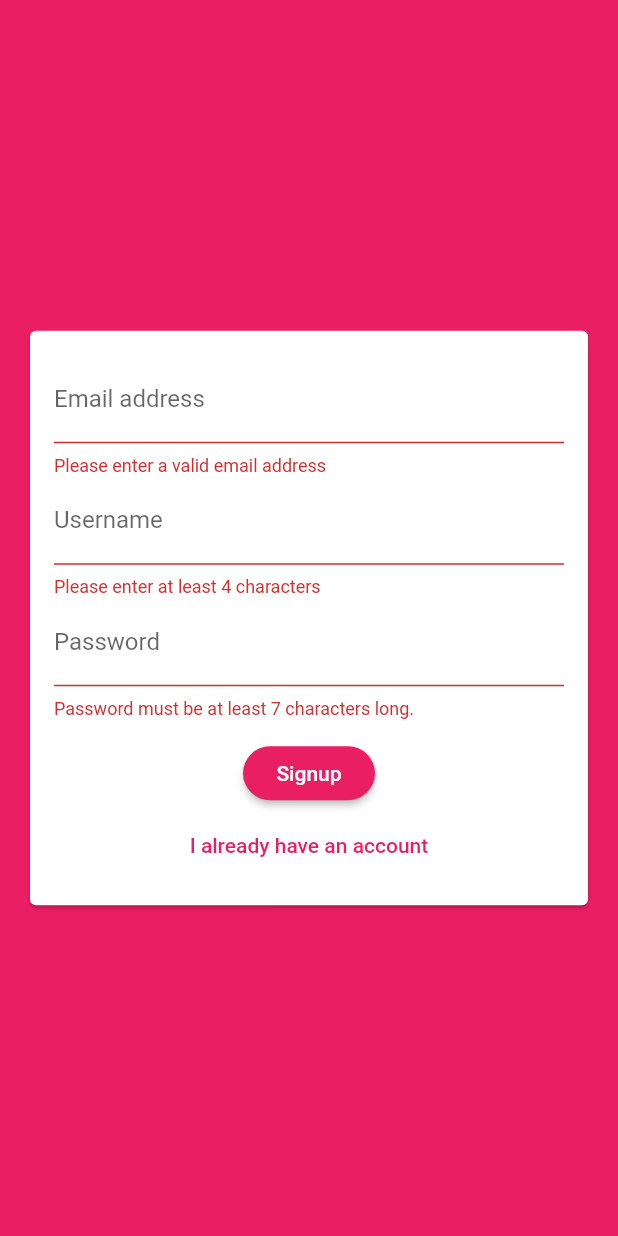
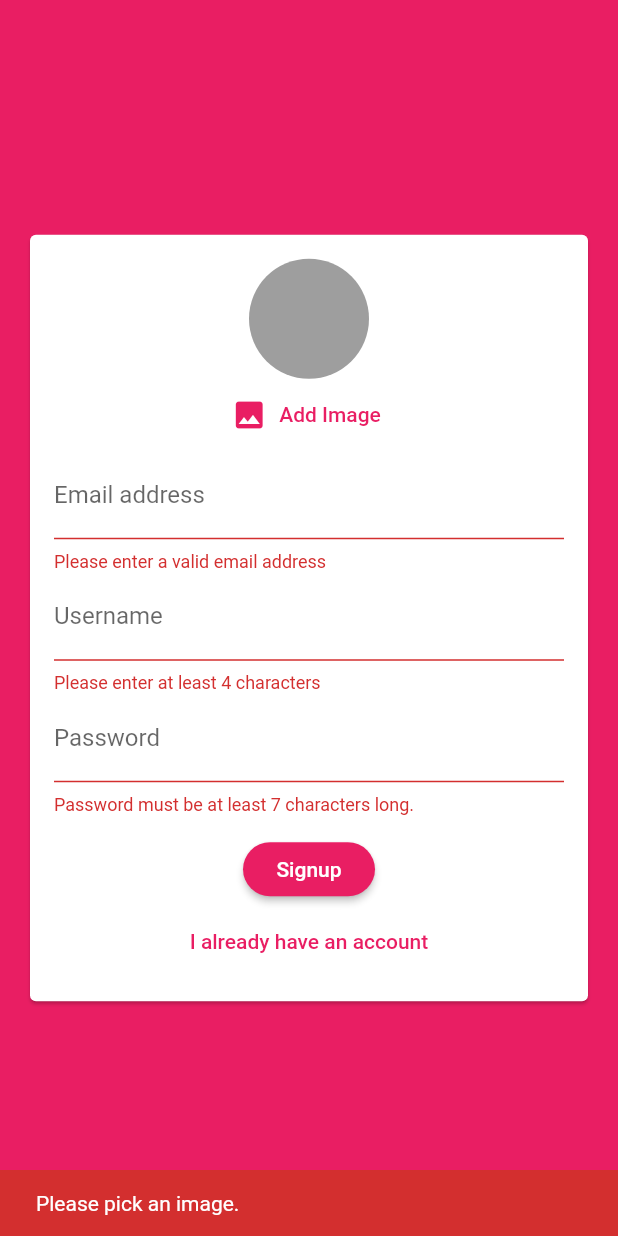
Before and after one commit to Christina-CS-Foothill/ChatApp, a Flutter app: the screen it shows after launch, after a tap on "Signup", on a phone screen of 412 x 824 dp. Run offline on Flutter 3.47's test engine with Material 2 defaults, Android fonts, the phone set to English and light mode, and no system bars; our stand-ins replace cloud_firestore, firebase_auth, firebase_core, firebase_storage, image_picker; accounts and stored records are empty.

Commit message:
complete image picking/upload functionality

```diff
--- a/lib/screens/auth_screen.dart
+++ b/lib/screens/auth_screen.dart
@@ -1,8 +1,11 @@
+import 'dart:io';
+
 import 'package:chat_app_2/widgets/auth/auth_form.dart';
 import 'package:flutter/material.dart';
 import 'package:firebase_auth/firebase_auth.dart';
 import 'package:flutter/services.dart';
 import 'package:cloud_firestore/cloud_firestore.dart';
+import 'package:firebase_storage/firebase_storage.dart';
 
 class AuthScreen extends StatefulWidget {
   const AuthScreen({Key? key}) : super(key: key);
@@ -16,7 +19,7 @@ class _AuthScreenState extends State<AuthScreen> {
   var _isLoading = false;
 
   void _submitAuthForm(String email, String password, String userName,
-      bool isLogin, BuildContext ctx) async {
+      bool isLogin, BuildContext ctx, File image) async {
     UserCredential authResult;
 
     try {
@@ -29,13 +32,26 @@ class _AuthScreenState extends State<AuthScreen> {
       } else {
         authResult = await _auth.createUserWithEmailAndPassword(
             email: email, password: password);
+        //perform image upload first
+        final ref = FirebaseStorage.instance
+            .ref()
+            .child('chat_user_images')
+            .child(authResult.user!.uid + '.jpg');
+
+        await ref.putFile(image);
+
+        final url = await ref.getDownloadURL();
+
         await FirebaseFirestore.instance
             .collection('chatUsers')
             .doc(authResult.user!.uid)
             .set({
-          'userName': userName,
-          'email': email,
-        });
+              'userName': userName,
+              'email': email,
+              'image_url': url,
+            })
+            .then((value) => print("User Added"))
+            .catchError((error) => print("Failed to add user: $error"));
       }
     } on PlatformException catch (error) {
       var message = 'An error occurred, please check your credentials';
--- a/lib/widgets/auth/auth_form.dart
+++ b/lib/widgets/auth/auth_form.dart
@@ -1,3 +1,6 @@
+import 'dart:io';
+
+import '../../widgets/pickers/user_image_picker.dart';
 import 'package:flutter/material.dart';
 
 class AuthForm extends StatefulWidget {
@@ -7,6 +10,7 @@ class AuthForm extends StatefulWidget {
     String userName,
     bool isLogin,
     BuildContext context,
+    File image,
   ) submitFn;
   final bool isLoading;
 
@@ -22,10 +26,24 @@ class _AuthFormState extends State<AuthForm> {
   var _userEmail = '';
   var _userName = '';
   var _userPassword = '';
+  File? _userImageFile = null;
+
+  void _pickedImage(File image) {
+    _userImageFile = image;
+  }
 
   void _trySubmit() {
     final isValid = _formKey.currentState!.validate();
     FocusScope.of(context).unfocus();
+
+    //only care about image in sign up mode
+    if (_userImageFile == null && !_isLogin) {
+      Scaffold.of(context).showSnackBar(SnackBar(
+        content: const Text('Please pick an image.'),
+        backgroundColor: Theme.of(context).errorColor,
+      ));
+      return;
+    }
     if (isValid) {
       _formKey.currentState!.save();
       print(_userEmail);
@@ -38,6 +56,7 @@ class _AuthFormState extends State<AuthForm> {
         _userName,
         _isLogin,
         context,
+        _userImageFile as File,
       );
     }
   }
@@ -57,6 +76,7 @@ class _AuthFormState extends State<AuthForm> {
                 //as much size as needed(instead of all available size)
                 mainAxisSize: MainAxisSize.min,
                 children: <Widget>[
+                  if (!_isLogin) UserImagePicker(imagePickFn: _pickedImage),
                   TextFormField(
                     key: ValueKey('Email'),
                     validator: (value) {
--- a/lib/widgets/chat/messages.dart
+++ b/lib/widgets/chat/messages.dart
@@ -40,6 +40,7 @@ class Messages extends StatelessWidget {
                 message: chatDocs[index]['text'],
                 isMe: chatDocs[index]['userId'] ==
                     (futureSnapshot.data as User).uid,
+                userImage: chatDocs[index]['userImage'],
                 key: ValueKey(chatDocs[index].id),
               ),
             );
--- a/lib/widgets/chat/new_message.dart
+++ b/lib/widgets/chat/new_message.dart
@@ -28,6 +28,7 @@ class _NewMessageState extends State<NewMessage> {
       'createdAt': Timestamp.now(),
       'userId': user?.uid,
       'userName': userMapData['userName'],
+      'userImage': userMapData['image_url']
     });
 
     _controller.clear();
--- a/lib/widgets/pickers/user_image_picker.dart
+++ b/lib/widgets/pickers/user_image_picker.dart
@@ -19,6 +19,8 @@ class _UserImagePickerState extends State<UserImagePicker> {
     final picker = ImagePicker();
     final pickedImageFile = await picker.getImage(
       source: ImageSource.camera,
+      imageQuality: 50,
+      maxWidth: 150,
     );
     if (pickedImageFile == null) {
       return;
--- a/pubspec.yaml
+++ b/pubspec.yaml
@@ -36,6 +36,9 @@ dependencies:
   cloud_firestore: ^3.1.10
   firebase_core: ^1.13.1
   firebase_auth: ^3.3.9
+  image_picker: ^0.8.4+11
+  firebase_storage: ^10.2.9
+  firebase_messaging: ^11.2.11
 
 dev_dependencies:
   flutter_test:
```
Also changed, not shown: lib/widgets/chat/message_bubble.dart (+29 -10 lines), pubspec.lock, 2 other files.
